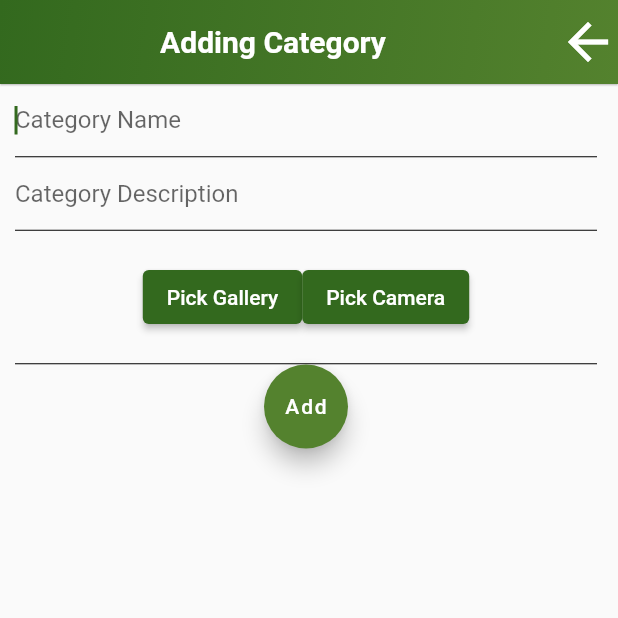
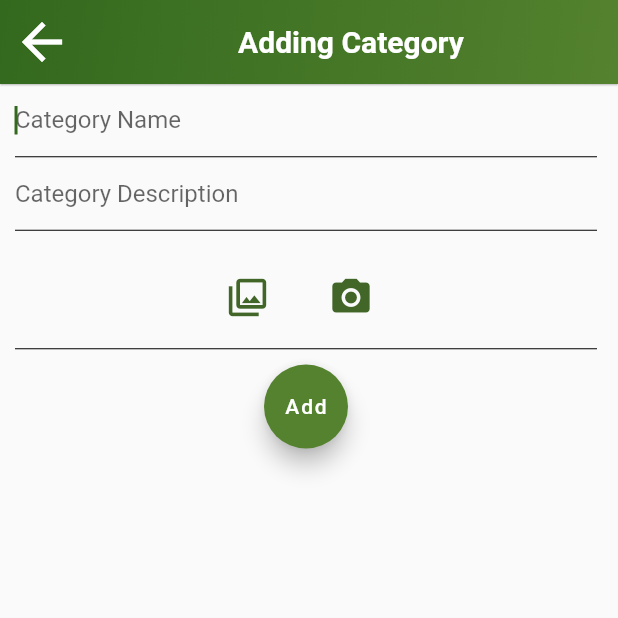
Before and after one commit to Ghadaaljariwi/iRecycle, a Flutter app: the CategoryField screen opened directly, on a phone screen of 412 x 824 dp, the top half of it. Run offline on Flutter 3.47's test engine with Material 2 defaults, Android fonts, the phone set to English and light mode, and no system bars; our stand-ins replace bloc, cached_network_image, cloud_firestore, cross_file, equatable, firebase_auth and 13 more; missing offline and left inert: dcdg; accounts and stored records are empty.

Commit message:
design update

```diff
--- a/lib/pages/AdminHome.dart
+++ b/lib/pages/AdminHome.dart
@@ -278,7 +278,7 @@ class _AdminHomePageState extends State<AdminHomePage> {
               ),
               GButton(
                 icon: Icons.park_sharp,
-                text: 'community',
+                text: 'Community',
               ),
               GButton(
                 icon: Icons.category_outlined,
--- a/lib/pages/BlocCategories/categoryField.dart
+++ b/lib/pages/BlocCategories/categoryField.dart
@@ -204,13 +204,9 @@ class _CategoryFieldState extends State<CategoryField> {
 
   @override
   Widget build(BuildContext context) {
-    //return BlocBuilder<CategoryBloc, CategoryState>(
-    //builder: (context, state) {
     return Scaffold(
       appBar: AppBar(
-        automaticallyImplyLeading: false,
-        actions: <Widget>[
-          IconButton(
+        leading: IconButton(
           icon: Icon(
             Icons.arrow_back,
             color: Colors.white,
@@ -219,8 +215,8 @@ class _CategoryFieldState extends State<CategoryField> {
           onPressed: () {
             _showDialog();
           },
-          )
-        ],
+        ),
+        automaticallyImplyLeading: false,
         title: Center(
           child: Text(
             "Adding Category",
@@ -303,29 +299,37 @@ class _CategoryFieldState extends State<CategoryField> {
                     Row(
                       mainAxisAlignment: MainAxisAlignment.center,
                       children: [
-                        ElevatedButton(
-                            onPressed: (() =>
-                                checkPermission(ImageSource.gallery)),
-                            child: Text('Pick Gallery')),
-                        ElevatedButton(
-                            onPressed: (() =>
-                                checkPermission(ImageSource.camera)),
-                            child: Text('Pick Camera')),
+                        IconButton(
+                          onPressed: () => checkPermission(ImageSource.gallery),
+                          iconSize: 30,
+                          color: Color.fromARGB(255, 65, 102, 39),
+                          icon: const Icon(Icons.photo_library_outlined),
+                          padding: EdgeInsets.only(right: 30),
+                        ),
+                        IconButton(
+                            onPressed: () =>
+                                checkPermission(ImageSource.camera),
+                            iconSize: 30,
+                            color: Color.fromARGB(255, 65, 102, 39),
+                            icon: const Icon(Icons.photo_camera)),
                       ],
                     ),
                     SizedBox(
-                      height: 20,
+                      height: 10,
                     ),
                     Divider(
                       height: 1,
                       color: Colors.black,
+                    ),
+                    SizedBox(
+                      height: 10,
                     ),
                     Row(
                       mainAxisAlignment: MainAxisAlignment.center,
                       crossAxisAlignment: CrossAxisAlignment.center,
                       children: <Widget>[
                         FloatingActionButton(
-                          onPressed: add,
+                          onPressed: add, //validate
                           child: Text('Add'),
                         )
                       ],
--- a/lib/pages/categories.dart
+++ b/lib/pages/categories.dart
@@ -24,7 +24,7 @@ class _categoriesState extends State<categories> {
   @override
   Widget build(BuildContext context) {
     return Scaffold(
-      body: SafeArea(
+      body: SingleChildScrollView(
         child: Column(children: [
           SizedBox(
             height: 25,
--- a/lib/pages/homes.dart
+++ b/lib/pages/homes.dart
@@ -285,12 +285,12 @@ class _HomePageState extends State<HomePage> {
               GButton(
                 icon: Icons.park_sharp,
                 iconSize: 25,
-                text: 'community',
+                text: 'Community',
               ),
               GButton(
                 icon: Icons.document_scanner_outlined,
                 iconSize: 25,
-                text: 'classifier',
+                text: 'Classifier',
               ),
               GButton(
                 icon: Icons.person,
```
Also changed, not shown: lib/models/profileThreadItem.dart (+10 -0 lines), lib/pages/BlocCategories/addCategory.dart (+21 -9 lines), lib/pages/BlocCategories/cat.dart (+7 -1 lines), lib/pages/widgets/writePost.dart (+10 -10 lines), lib/profile/profile_page.dart (+18 -12 lines). Lines whose indentation alone changed are shown as unchanged.
